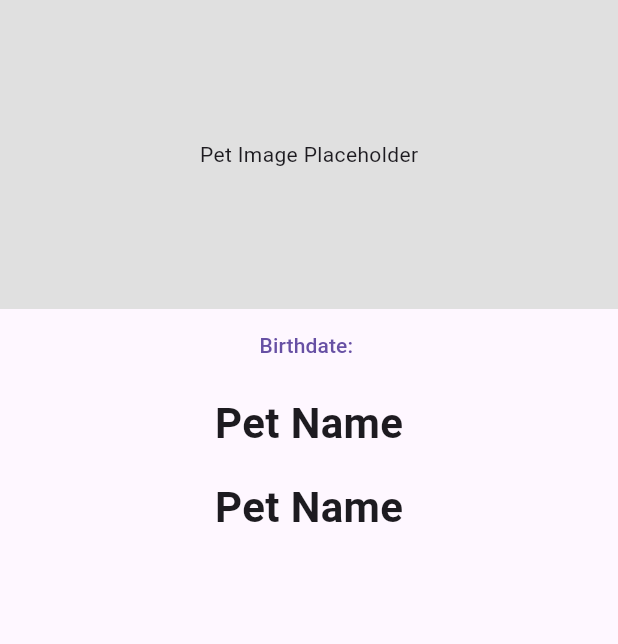
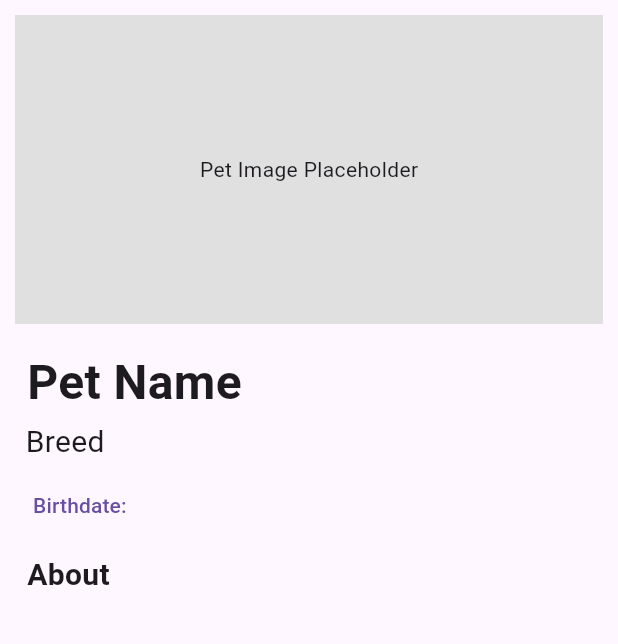
Before and after one commit to CodeJackie/pet-epilepsy-tracker, a Flutter app: the MyPet screen opened directly, on a phone screen of 412 x 824 dp, the part 84-728 px from its top. Run offline on Flutter 3.47's test engine with Material 3 defaults, Android fonts, the phone set to English and light mode, and no system bars; our stand-ins replace sqflite; accounts and stored records are empty.

Commit message:
Mostly visual changes

```diff
--- a/lib/database/database_helper.dart
+++ b/lib/database/database_helper.dart
@@ -207,4 +207,24 @@ Future<void> updatePetBreed(String newBreed) async {
 }
 
 }
+
+//Update Pet Breed
+Future<void> updatePetAbout(String newAbout) async {
+  final db = await database;
+  final List<Map<String, dynamic>> results = await db.query('pet_details');
+  if (results.isEmpty) {
+    await db.insert('pet_details', {'about': newAbout});
+    print('Inserted new row and About into Pet Details Table');
+  } else {
+  await db.update(
+    'pet_details',
+    {'about': newAbout},
+    where: 'id = ?',
+    whereArgs: [results.first['id']],
+  );
+  print('Updated about in Pet Details Table');
 }
+
+}
+
+}
--- a/lib/my_pet.dart
+++ b/lib/my_pet.dart
@@ -45,6 +45,7 @@ class _MyPetState extends State<MyPet> {
 
   String? _petName;
   String? _breed;
+  String? _about;
 
   Widget _buildPetName() {
   String displayText = _petName?.isNotEmpty == true ? _petName! : "Pet Name";
@@ -82,14 +83,14 @@ class _MyPetState extends State<MyPet> {
       padding: const EdgeInsets.all(8.0),
       child: Text(
         displayText,
-        style: TextStyle(fontSize: 28, fontWeight: FontWeight.bold),
+        style: TextStyle(fontSize: 32, fontWeight: FontWeight.bold),
       ),
     ),
   );
 }
 
   Widget _buildBreed() {
-  String displayText = _breed?.isNotEmpty == true ? _breed! : "Pet Name";
+  String displayText = _breed?.isNotEmpty == true ? _breed! : "Breed";
   return GestureDetector(
     onTap: () async {
       TextEditingController controller = TextEditingController();
@@ -121,14 +122,67 @@ class _MyPetState extends State<MyPet> {
       }
     },
     child: Padding(
-      padding: const EdgeInsets.all(8.0),
+      padding: const EdgeInsets.all(4.0),
       child: Text(
         displayText,
-        style: TextStyle(fontSize: 28, fontWeight: FontWeight.bold),
+        style: TextStyle(fontSize: 20),
       ),
     ),
   );
 }
+
+Widget _buildAbout() {
+  String displayText = _about?.isNotEmpty == true ? _about! : "About";
+  return GestureDetector(
+    onTap: () async {
+      String? newAbout = await showDialog<String>(
+        context: context,
+        builder: (BuildContext context) {
+          return AlertDialog(
+            title: const Text('About Your Pet'),
+            content: TextField(
+              autofocus: true,
+              decoration: const InputDecoration(hintText: 'About'),
+              controller: TextEditingController(text: _about),
+              maxLines: null, // No limit on lines
+              keyboardType: TextInputType.multiline,
+            ),
+            actions: <Widget>[
+              TextButton(
+                child: const Text('Cancel'),
+                onPressed: () {
+                  Navigator.of(context).pop();
+                },
+              ),
+              TextButton(
+                child: const Text('Save'),
+                onPressed: () {
+                  Navigator.of(context).pop(_about);
+                },
+              ),
+            ],
+          );
+        },
+      );
+
+      if (newAbout != null) {
+        setState(() {
+          _about = newAbout;
+        });
+        // Save to database
+        await DatabaseHelper.instance.updatePetAbout(newAbout);
+      }
+    },
+    child: Padding(
+      padding: const EdgeInsets.all(8.0),
+      child: Text(
+        displayText,
+        style: const TextStyle(fontSize: 20, fontWeight: FontWeight.bold),
+      ),
+    ),
+  );
+}
+
 
 
 
@@ -145,6 +199,8 @@ class _MyPetState extends State<MyPet> {
         PetDetails entry = details.first;
         setState(() {
           _petName = entry.name;
+          _breed = entry.breed;
+          _about = entry.about;
           _birthdate = entry.birthdate != null ? DateTime.tryParse(entry.birthdate!) : null;
         });
       }
@@ -162,52 +218,36 @@ class _MyPetState extends State<MyPet> {
     appBar: AppBar(
       title: Text('Pet Epilepsy Tracker'),
     ),
-      body: Column(
-        children: <Widget> [
-          Container(
-            height: MediaQuery.of(context).size.height * 0.25,
-            color: Colors.grey[300],
-            width: double.infinity,
-            alignment: Alignment.center,
-            child: Text('Pet Image Placeholder'),
-          ),
-          _buildBirthdateOrAge(),
-          _buildPetName(),
-          _buildBreed(),
-      Expanded(
-        child: FutureBuilder<List<PetDetails>>(
-        future: entries,
-        builder: (context, snapshot) {
-          if (snapshot.connectionState == ConnectionState.done) {
-            if (snapshot.hasError) {
-              return Center(child: Text('Error: ${snapshot.error}'));
-            }
-            return ListView.builder(
-              itemCount: snapshot.data?.length ?? 0,
-              itemBuilder: (context, index) {
-                PetDetails entry = snapshot.data![index];
-                return Card(
+    body: SingleChildScrollView(
       child: Padding(
-                    padding: EdgeInsets.all(10),
+        padding: const EdgeInsets.all(10.0), // Adjust the overall padding as needed
         child: Column(
           crossAxisAlignment: CrossAxisAlignment.start,
-                      children: <Widget> [
-                        Text('About ${entry.name}: ${entry.about}'),
-
-                      ]
-                    )
+          children: <Widget>[
+            SizedBox(height: MediaQuery.of(context).size.height * 0.25,
+              child: DecoratedBox(
+                decoration: BoxDecoration(color: Colors.grey[300]),
+                child: Center(child: Text('Pet Image Placeholder')),
               ),
-                );
-              }
-            );
-          } else {
-            return Center(child: CircularProgressIndicator());
-          }
-        }
-      )
-      )
-        ]
-    )
+            ),
+            SizedBox(height: 8), // Control the space between image placeholder and next item
+            _buildPetName(),
+            Transform.translate(
+              offset: Offset(3, -10), // Moves up by 10 pixels
+              child: _buildBreed(),
+            ),
+            Transform.translate(
+              offset: Offset(0, -10), // Moves up by 10 pixels
+              child: _buildBirthdateOrAge(),
+            ),   // Continue adding widgets here
+            Transform.translate(
+              offset: Offset(0, -10), // Moves up by 10 pixels
+              child: _buildAbout(),
+            ),   // Continue adding widgets here
+          ],
+        ),
+      ),
+    ),
   );
 }
 
```
Lines whose indentation alone changed are shown as unchanged.
